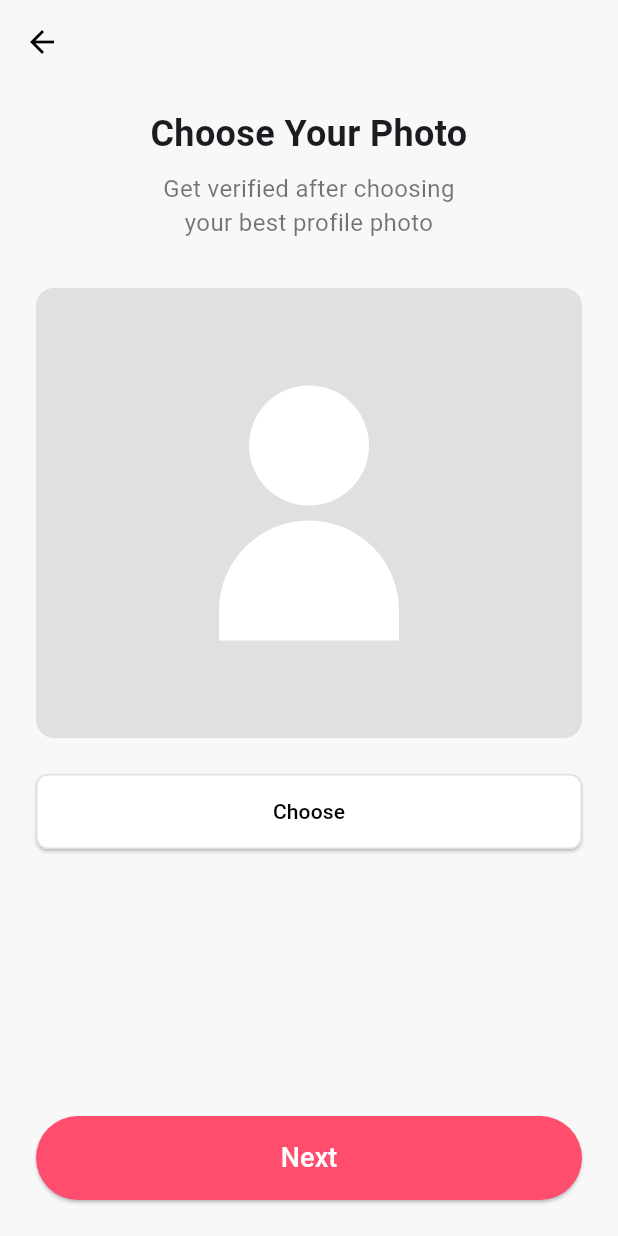
After one commit to CatchU-DatingApp/CatchU-frontend, a Flutter app: the FaceValidationPhotoPage screen opened directly, on a phone screen of 412 x 824 dp. The commit adds this screen. Run offline on Flutter 3.47's test engine with Material 3 defaults, Android fonts, the phone set to English and light mode, and no system bars; our stand-ins replace cloud_firestore, firebase_auth, firebase_core, firebase_storage, geolocator, image_picker; accounts and stored records are empty.

Commit message:
Menambah FaceValidation

```diff
--- /dev/null
+++ b/lib/home/FaceValidation.dart
@@ -0,0 +1,116 @@
+import 'package:flutter/material.dart';
+
+class FaceValidationPhotoPage extends StatelessWidget {
+  const FaceValidationPhotoPage({Key? key}) : super(key: key);
+
+  @override
+  Widget build(BuildContext context) {
+    return Scaffold(
+      backgroundColor: Color(0xFFF8F8F8),
+      appBar: AppBar(
+        backgroundColor: Colors.transparent,
+        elevation: 0,
+        leading: IconButton(
+          icon: Icon(Icons.arrow_back, color: Colors.black),
+          onPressed: () => Navigator.of(context).pop(),
+        ),
+        title: Text(''),
+      ),
+      body: SafeArea(
+        child: Padding(
+          padding: const EdgeInsets.symmetric(horizontal: 24.0),
+          child: Column(
+            crossAxisAlignment: CrossAxisAlignment.center,
+            children: [
+              const SizedBox(height: 16),
+              Text(
+                'Choose Your Photo',
+                style: TextStyle(fontSize: 24, fontWeight: FontWeight.bold),
+                textAlign: TextAlign.center,
+              ),
+              const SizedBox(height: 8),
+              Text(
+                'Get verified after choosing\nyour best profile photo',
+                style: TextStyle(fontSize: 16, color: Colors.black54),
+                textAlign: TextAlign.center,
+              ),
+              const SizedBox(height: 32),
+              Container(
+                width: double.infinity,
+                height: 300,
+                decoration: BoxDecoration(
+                  color: Colors.grey.shade300,
+                  borderRadius: BorderRadius.circular(12),
+                ),
+                child: Column(
+                  mainAxisAlignment: MainAxisAlignment.center,
+                  children: [
+                    Container(
+                      width: 80,
+                      height: 80,
+                      decoration: BoxDecoration(
+                        color: Colors.white,
+                        shape: BoxShape.circle,
+                      ),
+                    ),
+                    const SizedBox(height: 10),
+                    Container(
+                      width: 120,
+                      height: 80,
+                      decoration: BoxDecoration(
+                        color: Colors.white,
+                        borderRadius: BorderRadius.only(
+                          topLeft: Radius.circular(60),
+                          topRight: Radius.circular(60),
+                        ),
+                      ),
+                    ),
+                  ],
+                ),
+              ),
+              const SizedBox(height: 24),
+              ElevatedButton(
+                onPressed: () {},
+                style: ElevatedButton.styleFrom(
+                  backgroundColor: Colors.white,
+                  foregroundColor: Colors.black,
+                  shape: RoundedRectangleBorder(
+                    borderRadius: BorderRadius.circular(8),
+                    side: BorderSide(color: Colors.grey.shade300),
+                  ),
+                  minimumSize: Size(double.infinity, 50),
+                ),
+                child: Text('Choose'),
+              ),
+              Spacer(),
+              Padding(
+                padding: const EdgeInsets.only(bottom: 24.0),
+                child: ElevatedButton(
+                  onPressed: () {},
+                  style: ElevatedButton.styleFrom(
+                    backgroundColor: Color(0xFFFF4D6D),
+                    foregroundColor: Colors.white,
+                    shape: RoundedRectangleBorder(
+                      borderRadius: BorderRadius.circular(30),
+                    ),
+                    minimumSize: Size(double.infinity, 56),
+                  ),
+                  child: Text(
+                    'Next',
+                    style: TextStyle(fontSize: 18, fontWeight: FontWeight.w500),
+                  ),
+                ),
+              ),
+            ],
+          ),
+        ),
+      ),
+    );
+  }
+}
+
+void navigateToFaceValidation(BuildContext context) {
+  Navigator.of(
+    context,
+  ).push(MaterialPageRoute(builder: (context) => FaceValidationPhotoPage()));
+}
--- a/lib/home/profile.dart
+++ b/lib/home/profile.dart
@@ -7,8 +7,7 @@ import 'faculty_selector.dart';
 import 'photo_selection.dart';
 import 'package:image_picker/image_picker.dart';
 import 'dart:io';
-
-
+import 'FaceValidation.dart'; // Fixed semicolon here
 
 class ProfilePage extends StatefulWidget {
   @override
@@ -16,7 +15,7 @@ class ProfilePage extends StatefulWidget {
 }
 
 class _ProfilePageState extends State<ProfilePage> {
-  final ImagePicker _picker = ImagePicker();  // Initialize the ImagePicker
+  final ImagePicker _picker = ImagePicker(); // Initialize the ImagePicker
   List<ImageProvider> uploadedImages = [AssetImage('assets/images/jawa.png')];
   int _currentIndex = 2;
   double profileCompletion = 0.58;
@@ -78,7 +77,6 @@ class _ProfilePageState extends State<ProfilePage> {
     );
   }
 
-
   void _showInterestSelector() {
     showModalBottomSheet(
       context: context,
@@ -102,7 +100,6 @@ class _ProfilePageState extends State<ProfilePage> {
     );
   }
 
-
   void _showFacultySelector() {
     showModalBottomSheet(
       context: context,
@@ -118,14 +115,14 @@ class _ProfilePageState extends State<ProfilePage> {
           onSave: (updatedFaculty) {
             setState(() {
               selectedFaculty = updatedFaculty;
-              profileItems['Faculty']!['completed'] = selectedFaculty != null ? 1 : 0;
+              profileItems['Faculty']!['completed'] =
+                  selectedFaculty != null ? 1 : 0;
             });
           },
         );
       },
     );
   }
-
 
   void _showPhotoSelectionModal() {
     showModalBottomSheet(
@@ -148,6 +145,7 @@ class _ProfilePageState extends State<ProfilePage> {
       },
     );
   }
+
   Future<void> _pickImageFromGallery() async {
     final pickedFile = await _picker.pickImage(source: ImageSource.gallery);
     if (pickedFile != null) {
@@ -165,8 +163,6 @@ class _ProfilePageState extends State<ProfilePage> {
       });
     }
   }
-
-
 
   void _onTabTapped(int index) {
     if (index == 0) {
@@ -194,7 +190,8 @@ class _ProfilePageState extends State<ProfilePage> {
     return Stack(
       children: [
         GestureDetector(
-          onTap: image == null
+          onTap:
+              image == null
                   ? () {
                     _showPhotoSelectionModal();
                   }
@@ -202,12 +199,10 @@ class _ProfilePageState extends State<ProfilePage> {
           child: Container(
             width: 100,
             height: 100,
-            decoration: image != null
+            decoration:
+                image != null
                     ? ShapeDecoration(
-              image: DecorationImage(
-                image: image,
-                fit: BoxFit.cover,
-              ),
+                      image: DecorationImage(image: image, fit: BoxFit.cover),
                       shape: RoundedRectangleBorder(
                         borderRadius: BorderRadius.circular(16),
                       ),
@@ -215,11 +210,15 @@ class _ProfilePageState extends State<ProfilePage> {
                     : ShapeDecoration(
                       color: Colors.white,
                       shape: RoundedRectangleBorder(
-                side: BorderSide(width: 1, color: const Color(0xFFFF375F)),
+                        side: BorderSide(
+                          width: 1,
+                          color: const Color(0xFFFF375F),
+                        ),
                         borderRadius: BorderRadius.circular(16),
                       ),
                     ),
-            child: image == null
+            child:
+                image == null
                     ? Center(
                       child: Icon(
                         Icons.add,
@@ -246,20 +245,13 @@ class _ProfilePageState extends State<ProfilePage> {
                   shape: BoxShape.circle,
                 ),
                 padding: EdgeInsets.all(4),
-                child: Icon(
-                  Icons.close,
-                  size: 16,
-                  color: Colors.white,
-                ),
+                child: Icon(Icons.close, size: 16, color: Colors.white),
               ),
             ),
           ),
       ],
     );
   }
-
-
-
 
   Widget _buildSocialMediaInput({
     required String platform,
@@ -365,7 +357,15 @@ class _ProfilePageState extends State<ProfilePage> {
                       ),
                     ),
                     OutlinedButton(
-                      onPressed: () {},
+                      onPressed: () {
+                        // Navigate to the FaceValidation page when the button is clicked
+                        Navigator.push(
+                          context,
+                          MaterialPageRoute(
+                            builder: (context) => FaceValidationPhotoPage(),
+                          ),
+                        );
+                      },
                       style: OutlinedButton.styleFrom(
                         backgroundColor: Colors.white,
                         side: BorderSide(color: Colors.blue.shade300),
@@ -450,7 +450,10 @@ class _ProfilePageState extends State<ProfilePage> {
                             width: photoSize,
                             height: photoSize,
                             child: _buildPhotoSlot(
-                              image: index < uploadedImages.length ? uploadedImages[index] : null,
+                              image:
+                                  index < uploadedImages.length
+                                      ? uploadedImages[index]
+                                      : null,
                               index: index,
                             ),
                           );
@@ -685,5 +688,4 @@ class _ProfilePageState extends State<ProfilePage> {
       ),
     );
   }
-
 }
```
Lines whose indentation alone changed are shown as unchanged.
